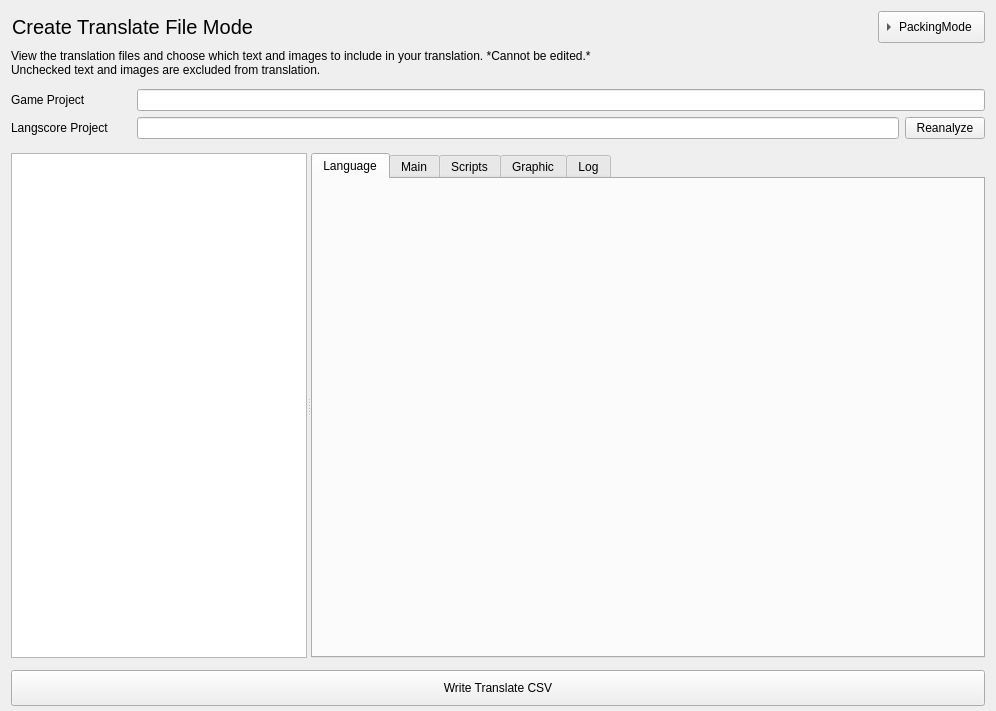
This is src/ui/WriteModeComponent.ui in MUkoutyan/langscore-app as Qt 5 draws it before an edit. The edited form follows.
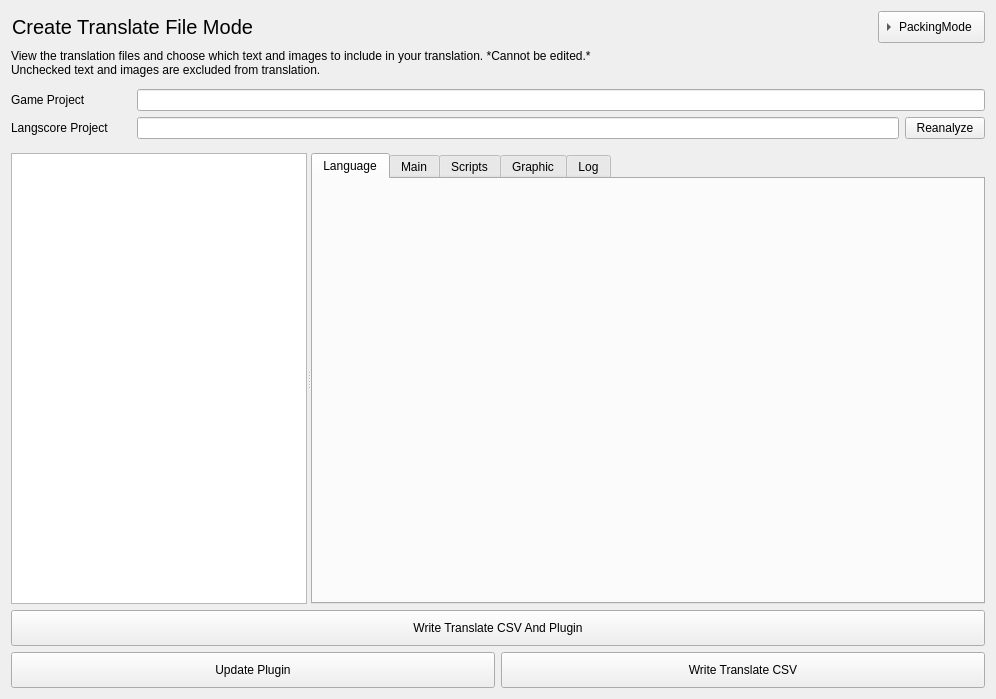
This is the edited form. The open tabs and pages were chosen to show the change. Icons and pictures are not drawn. Custom widgets are drawn as their Qt base class.

Patch:
```diff
--- a/src/ui/WriteModeComponent.ui
+++ b/src/ui/WriteModeComponent.ui
@@ -7,13 +7,13 @@
     <x>0</x>
     <y>0</y>
     <width>996</width>
-    <height>711</height>
+    <height>699</height>
    </rect>
   </property>
   <property name="windowTitle">
    <string>Form</string>
   </property>
-  <layout class="QVBoxLayout" name="verticalLayout_5" stretch="0,0,0,0,0,0,1,0">
+  <layout class="QVBoxLayout" name="verticalLayout_5" stretch="0,0,0,0,0,0,1,0,0">
    <item>
     <layout class="QHBoxLayout" name="horizontalLayout_2">
      <property name="spacing">
@@ -510,24 +510,60 @@
     </widget>
    </item>
    <item>
-    <widget class="QPushButton" name="writeButton">
+    <widget class="QPushButton" name="writeCSVAndPluginButton">
      <property name="minimumSize">
       <size>
        <width>0</width>
        <height>36</height>
       </size>
      </property>
-     <property name="maximumSize">
-      <size>
-       <width>16777215</width>
-       <height>24</height>
-      </size>
-     </property>
      <property name="text">
-      <string>Write Translate CSV</string>
+      <string>Write Translate CSV And Plugin</string>
      </property>
     </widget>
    </item>
+   <item>
+    <layout class="QHBoxLayout" name="horizontalLayout_5">
+     <item>
+      <widget class="QPushButton" name="updatePluginButton">
+       <property name="sizePolicy">
+        <sizepolicy hsizetype="Minimum" vsizetype="Expanding">
+         <horstretch>0</horstretch>
+         <verstretch>0</verstretch>
+        </sizepolicy>
+       </property>
+       <property name="text">
+        <string>Update Plugin</string>
+       </property>
+      </widget>
+     </item>
+     <item>
+      <widget class="QPushButton" name="writeButton">
+       <property name="sizePolicy">
+        <sizepolicy hsizetype="Minimum" vsizetype="Expanding">
+         <horstretch>0</horstretch>
+         <verstretch>0</verstretch>
+        </sizepolicy>
+       </property>
+       <property name="minimumSize">
+        <size>
+         <width>0</width>
+         <height>36</height>
+        </size>
+       </property>
+       <property name="maximumSize">
+        <size>
+         <width>16777215</width>
+         <height>16777215</height>
+        </size>
+       </property>
+       <property name="text">
+        <string>Write Translate CSV</string>
+       </property>
+      </widget>
+     </item>
+    </layout>
+   </item>
   </layout>
  </widget>
  <customwidgets>
```
Left out of the diff: 48 changed lines with no effect on the pictures.
